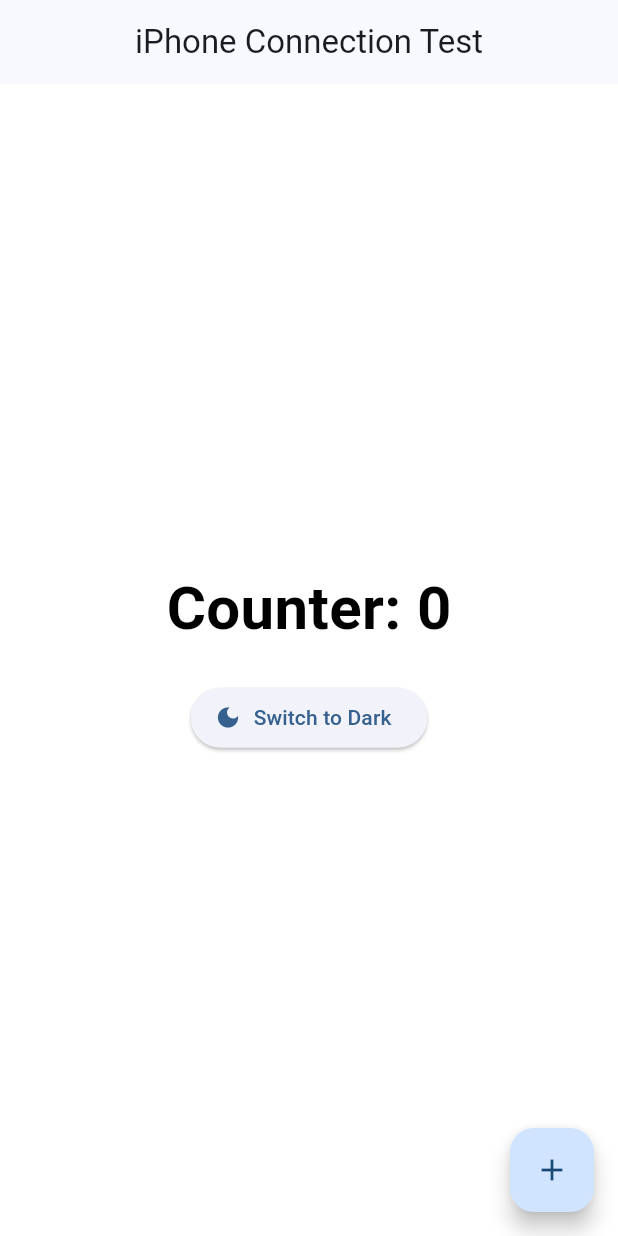
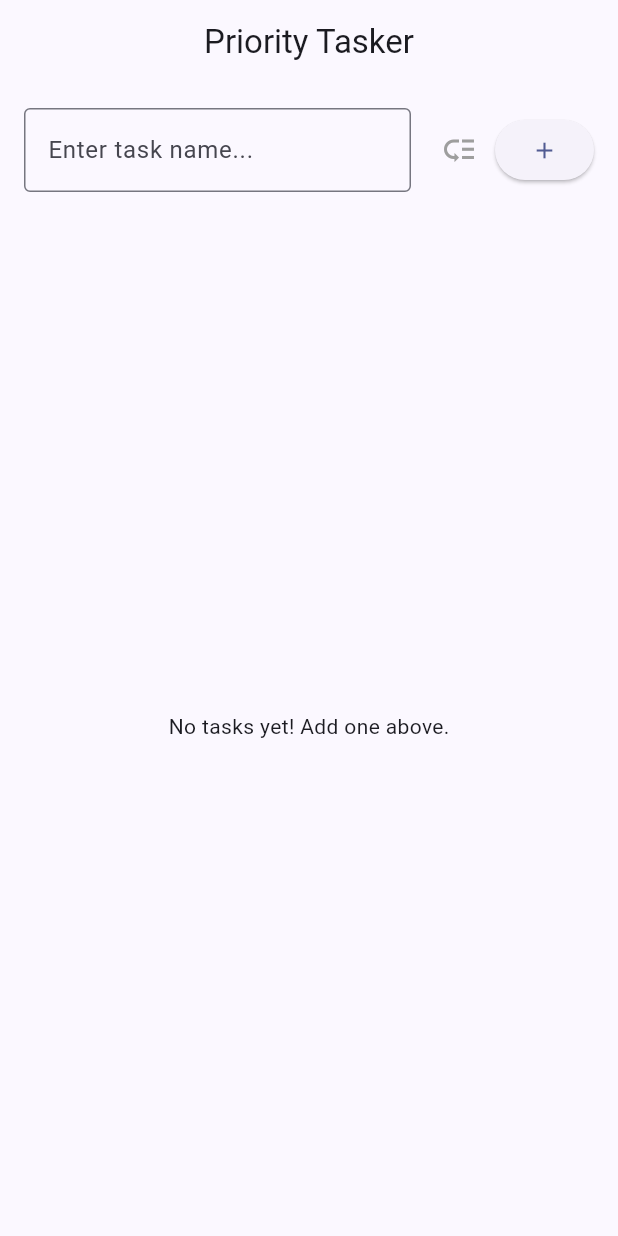
Before and after one commit to binuraSS/connection_test, a Flutter app: the screen it shows after launch, on a phone screen of 412 x 824 dp. Run offline on Flutter 3.47's test engine with Material 3 defaults, Android fonts, the phone set to English and light mode, and no system bars.

Commit message:
Second commit

```diff
--- a/lib/main.dart
+++ b/lib/main.dart
@@ -1,66 +1,105 @@
 import 'package:flutter/material.dart';
 
-void main() => runApp(const ConnectionTestApp());
+void main() => runApp(const TaskerApp());
 
-class ConnectionTestApp extends StatelessWidget {
-  const ConnectionTestApp({super.key});
+class TaskerApp extends StatelessWidget {
+  const TaskerApp({super.key});
 
   @override
   Widget build(BuildContext context) {
     return MaterialApp(
       debugShowCheckedModeBanner: false,
-      theme: ThemeData(useMaterial3: true, colorSchemeSeed: Colors.blue),
-      home: const TestScreen(),
+      theme: ThemeData(useMaterial3: true, colorSchemeSeed: Colors.indigo),
+      home: const TaskListScreen(),
     );
   }
 }
 
-class TestScreen extends StatefulWidget {
-  const TestScreen({super.key});
+class Task {
+  String title;
+  bool isHighPriority;
+  Task({required this.title, this.isHighPriority = false});
+}
+
+class TaskListScreen extends StatefulWidget {
+  const TaskListScreen({super.key});
 
   @override
-  State<TestScreen> createState() => _TestScreenState();
+  State<TaskListScreen> createState() => _TaskListScreenState();
 }
 
-class _TestScreenState extends State<TestScreen> {
-  int _counter = 0;
-  bool _isDarkMode = false;
+class _TaskListScreenState extends State<TaskListScreen> {
+  final List<Task> _tasks = [];
+  final TextEditingController _controller = TextEditingController();
+  bool _isHighPriority = false;
 
-  void _increment() => setState(() => _counter++);
-  void _toggleTheme() => setState(() => _isDarkMode = !_isDarkMode);
+  void _addTask() {
+    if (_controller.text.isEmpty) return;
+    setState(() {
+      _tasks.insert(0, Task(title: _controller.text, isHighPriority: _isHighPriority));
+      _controller.clear();
+      _isHighPriority = false; // Reset toggle
+    });
+  }
 
   @override
   Widget build(BuildContext context) {
     return Scaffold(
-      backgroundColor: _isDarkMode ? Colors.grey[900] : Colors.white,
-      appBar: AppBar(
-        title: const Text('iPhone Connection Test'),
-        centerTitle: true,
-      ),
-      body: Center(
-        child: Column(
-          mainAxisAlignment: MainAxisAlignment.center,
+      appBar: AppBar(title: const Text('Priority Tasker'), centerTitle: true),
+      body: Column(
         children: [
-            Text(
-              'Counter: $_counter',
-              style: TextStyle(
-                fontSize: 40,
-                fontWeight: FontWeight.bold,
-                color: _isDarkMode ? Colors.white : Colors.black,
+          // Input Section
+          Padding(
+            padding: const EdgeInsets.all(16.0),
+            child: Row(
+              children: [
+                Expanded(
+                  child: TextField(
+                    controller: _controller,
+                    decoration: const InputDecoration(
+                      hintText: 'Enter task name...',
+                      border: OutlineInputBorder(),
                     ),
                   ),
-            const SizedBox(height: 20),
-            ElevatedButton.icon(
-              onPressed: _toggleTheme,
-              icon: Icon(_isDarkMode ? Icons.light_mode : Icons.dark_mode),
-              label: Text(_isDarkMode ? 'Switch to Light' : 'Switch to Dark'),
                 ),
+                const SizedBox(width: 8),
+                IconButton(
+                  icon: Icon(_isHighPriority ? Icons.priority_high : Icons.low_priority),
+                  color: _isHighPriority ? Colors.red : Colors.grey,
+                  onPressed: () => setState(() => _isHighPriority = !_isHighPriority),
+                ),
+                ElevatedButton(onPressed: _addTask, child: const Icon(Icons.add)),
               ],
             ),
           ),
-      floatingActionButton: FloatingActionButton(
-        onPressed: _increment,
-        child: const Icon(Icons.add),
+
+          // List Section
+          Expanded(
+            child: _tasks.isEmpty
+              ? const Center(child: Text("No tasks yet! Add one above."))
+              : ListView.builder(
+                  itemCount: _tasks.length,
+                  itemBuilder: (context, index) {
+                    final task = _tasks[index];
+                    return Card(
+                      margin: const EdgeInsets.symmetric(horizontal: 16, vertical: 4),
+                      color: task.isHighPriority ? Colors.red[50] : Colors.white,
+                      child: ListTile(
+                        leading: Icon(
+                          task.isHighPriority ? Icons.warning : Icons.task_alt,
+                          color: task.isHighPriority ? Colors.red : Colors.indigo,
+                        ),
+                        title: Text(task.title),
+                        trailing: IconButton(
+                          icon: const Icon(Icons.delete_outline),
+                          onPressed: () => setState(() => _tasks.removeAt(index)),
+                        ),
+                      ),
+                    );
+                  },
+                ),
+          ),
+        ],
       ),
     );
   }
```
Lines whose indentation alone changed are shown as unchanged.
